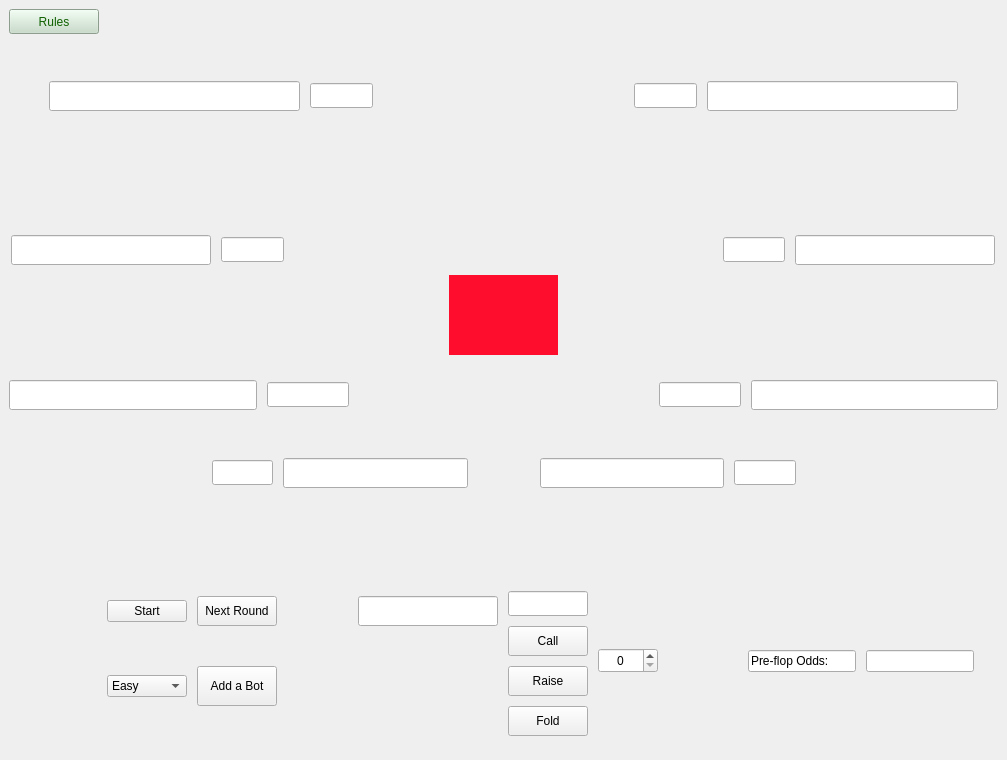
Cenzito/Poker, file Poker/Visuals/Gamewindow/gamewindow.ui: the form before one commit.
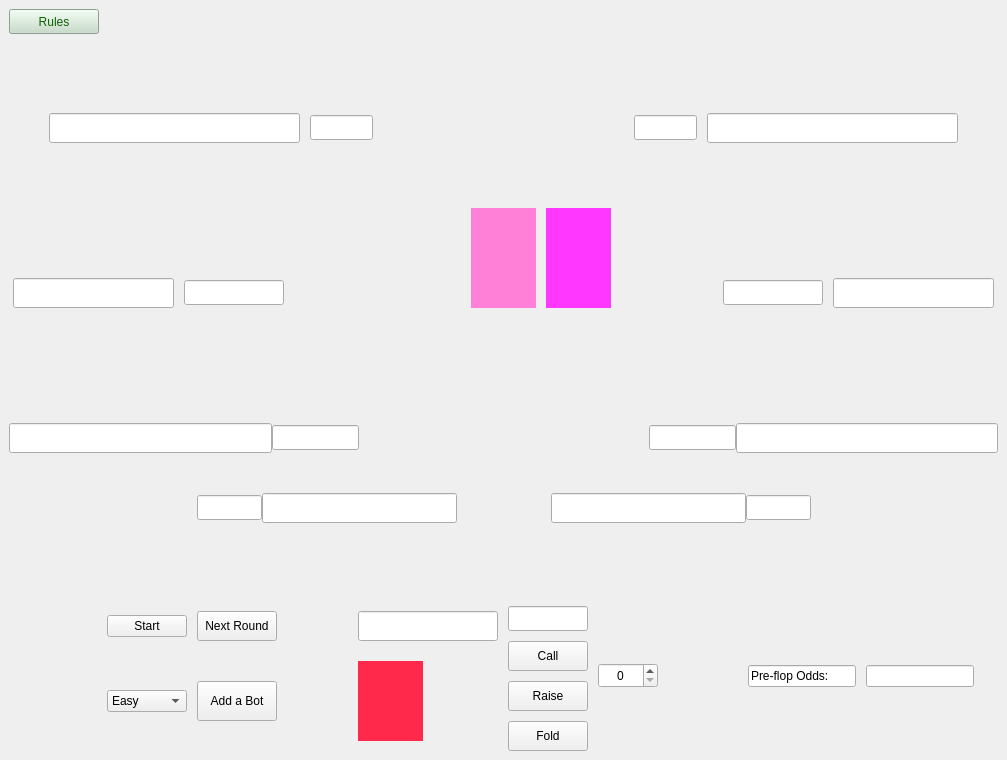
The form after the commit. Icons and pictures are not drawn.

Commit message:
Revert "Merge pull request #114 from Cenzito/MAIN_UI_BRANCH"
This reverts commit f85fb6c783b58133eff100b880865277ed42187e, reversing
changes made to 251d61992229659a79f62deb7816a3bcff87436c.

The edit to the form file:
```diff
--- a/Poker/Visuals/Gamewindow/gamewindow.ui
+++ b/Poker/Visuals/Gamewindow/gamewindow.ui
@@ -58,7 +58,7 @@
    <property name="styleSheet">
     <string notr="true"/>
    </property>
-   <layout class="QVBoxLayout" name="verticalLayout_2" stretch="5,3,5,4,2,1,2,1,2,10,2,2">
+   <layout class="QVBoxLayout" name="verticalLayout_2" stretch="2,1,2,0,0,0,0,1,0">
     <property name="spacing">
      <number>10</number>
     </property>
@@ -455,7 +455,7 @@
            <widget class="QLineEdit" name="line_player8">
             <property name="minimumSize">
              <size>
-              <width>200</width>
+              <width>110</width>
               <height>30</height>
              </size>
             </property>
@@ -551,8 +551,7 @@
            </size>
           </property>
           <property name="styleSheet">
-           <string notr="true">
-</string>
+           <string notr="true">background-color: rgb(255, 128, 214);</string>
           </property>
           <property name="text">
            <string/>
@@ -574,7 +573,7 @@
            </size>
           </property>
           <property name="styleSheet">
-           <string notr="true"/>
+           <string notr="true">background-color: rgb(255, 55, 255);</string>
           </property>
           <property name="text">
            <string/>
@@ -709,7 +708,7 @@
            <widget class="QLineEdit" name="line_player3">
             <property name="minimumSize">
              <size>
-              <width>200</width>
+              <width>110</width>
               <height>30</height>
              </size>
             </property>
@@ -769,15 +768,8 @@
           <height>80</height>
          </size>
         </property>
-        <property name="maximumSize">
-         <size>
-          <width>120</width>
-          <height>16777215</height>
-         </size>
-        </property>
         <property name="styleSheet">
-         <string notr="true">background: None;
-background-color: rgb(255, 13, 44);</string>
+         <string notr="true">background: None;</string>
         </property>
         <property name="text">
          <string/>
@@ -803,360 +795,14 @@
      </layout>
     </item>
     <item>
-     <layout class="QHBoxLayout" name="horizontalLayout_18">
-      <item>
-       <layout class="QHBoxLayout" name="horizontalLayout_17" stretch="0,0">
-        <item>
-         <layout class="QHBoxLayout" name="horizontalLayout_5" stretch="6,2,0,0,0">
-          <property name="leftMargin">
-           <number>0</number>
-          </property>
-          <item>
-           <widget class="QLineEdit" name="line_player7">
-            <property name="minimumSize">
-             <size>
-              <width>110</width>
-              <height>30</height>
-             </size>
-            </property>
-            <property name="maximumSize">
-             <size>
-              <width>300</width>
-              <height>30</height>
-             </size>
-            </property>
-            <property name="alignment">
-             <set>Qt::AlignCenter</set>
-            </property>
-            <property name="readOnly">
-             <bool>true</bool>
-            </property>
-           </widget>
-          </item>
-          <item>
-           <widget class="QLineEdit" name="line_bet7">
-            <property name="minimumSize">
-             <size>
-              <width>50</width>
-              <height>25</height>
-             </size>
-            </property>
-            <property name="maximumSize">
-             <size>
-              <width>100</width>
-              <height>25</height>
-             </size>
-            </property>
-            <property name="alignment">
-             <set>Qt::AlignCenter</set>
-            </property>
-            <property name="readOnly">
-             <bool>true</bool>
-            </property>
-           </widget>
-          </item>
-          <item>
-           <widget class="QLabel" name="label_player7_card1">
-            <property name="minimumSize">
-             <size>
-              <width>45</width>
-              <height>60</height>
-             </size>
-            </property>
-            <property name="maximumSize">
-             <size>
-              <width>45</width>
-              <height>16777215</height>
-             </size>
-            </property>
-            <property name="styleSheet">
-             <string notr="true">image: url(:/images/cards/back_card.png);</string>
-            </property>
-            <property name="text">
-             <string/>
-            </property>
-           </widget>
-          </item>
-          <item>
-           <widget class="QLabel" name="label_player7_card2">
-            <property name="minimumSize">
-             <size>
-              <width>45</width>
-              <height>60</height>
-             </size>
-            </property>
-            <property name="maximumSize">
-             <size>
-              <width>45</width>
-              <height>16777215</height>
-             </size>
-            </property>
-            <property name="styleSheet">
-             <string notr="true">image: url(:/images/cards/back_card.png);</string>
-            </property>
-            <property name="text">
-             <string/>
-            </property>
-           </widget>
-          </item>
-          <item>
-           <spacer name="horizontalSpacer_4">
-            <property name="orientation">
-             <enum>Qt::Horizontal</enum>
-            </property>
-            <property name="sizeHint" stdset="0">
-             <size>
-              <width>40</width>
-              <height>20</height>
-             </size>
-            </property>
-           </spacer>
-          </item>
-         </layout>
-        </item>
-        <item>
-         <layout class="QHBoxLayout" name="horizontalLayout_6" stretch="0,0,0,2,6">
-          <item>
-           <spacer name="horizontalSpacer_5">
-            <property name="orientation">
-             <enum>Qt::Horizontal</enum>
-            </property>
-            <property name="sizeHint" stdset="0">
-             <size>
-              <width>40</width>
-              <height>20</height>
-             </size>
-            </property>
-           </spacer>
-          </item>
-          <item>
-           <widget class="QLabel" name="label_player4_card1">
-            <property name="minimumSize">
-             <size>
-              <width>45</width>
-              <height>60</height>
-             </size>
-            </property>
-            <property name="maximumSize">
-             <size>
-              <width>45</width>
-              <height>16777215</height>
-             </size>
-            </property>
-            <property name="styleSheet">
-             <string notr="true">image: url(:/images/cards/back_card.png);</string>
-            </property>
-            <property name="text">
-             <string/>
-            </property>
-           </widget>
-          </item>
-          <item>
-           <widget class="QLabel" name="label_player4_card2">
-            <property name="minimumSize">
-             <size>
-              <width>45</width>
-              <height>60</height>
-             </size>
-            </property>
-            <property name="maximumSize">
-             <size>
-              <width>45</width>
-              <height>16777215</height>
-             </size>
-            </property>
-            <property name="styleSheet">
-             <string notr="true">image: url(:/images/cards/back_card.png);</string>
-            </property>
-            <property name="text">
-             <string/>
-            </property>
-           </widget>
-          </item>
-          <item>
-           <widget class="QLineEdit" name="line_bet4">
-            <property name="minimumSize">
-             <size>
-              <width>50</width>
-              <height>25</height>
-             </size>
-            </property>
-            <property name="maximumSize">
-             <size>
-              <width>100</width>
-              <height>25</height>
-             </size>
-            </property>
-            <property name="alignment">
-             <set>Qt::AlignCenter</set>
-            </property>
-            <property name="readOnly">
-             <bool>true</bool>
-            </property>
-           </widget>
-          </item>
-          <item>
-           <widget class="QLineEdit" name="line_player4">
-            <property name="minimumSize">
-             <size>
-              <width>110</width>
-              <height>30</height>
-             </size>
-            </property>
-            <property name="maximumSize">
-             <size>
-              <width>300</width>
-              <height>30</height>
-             </size>
-            </property>
-            <property name="alignment">
-             <set>Qt::AlignCenter</set>
-            </property>
-            <property name="readOnly">
-             <bool>true</bool>
-            </property>
-           </widget>
-          </item>
-         </layout>
-        </item>
-       </layout>
-      </item>
-     </layout>
-    </item>
-    <item>
-     <spacer name="verticalSpacer_4">
-      <property name="orientation">
-       <enum>Qt::Vertical</enum>
+     <layout class="QGridLayout" name="gridLayout_2" rowstretch="0,0" columnstretch="0,0,0,0">
+      <property name="horizontalSpacing">
+       <number>30</number>
       </property>
-      <property name="sizeHint" stdset="0">
-       <size>
-        <width>20</width>
-        <height>40</height>
-       </size>
+      <property name="verticalSpacing">
+       <number>10</number>
       </property>
-     </spacer>
-    </item>
-    <item>
-     <layout class="QHBoxLayout" name="horizontalLayout_19">
-      <item>
-       <layout class="QHBoxLayout" name="horizontalLayout_7" stretch="3,0,0,2,6,1">
-        <item>
-         <spacer name="horizontalSpacer_8">
-          <property name="orientation">
-           <enum>Qt::Horizontal</enum>
-          </property>
-          <property name="sizeHint" stdset="0">
-           <size>
-            <width>40</width>
-            <height>20</height>
-           </size>
-          </property>
-         </spacer>
-        </item>
-        <item>
-         <widget class="QLabel" name="label_player6_card2">
-          <property name="minimumSize">
-           <size>
-            <width>45</width>
-            <height>60</height>
-           </size>
-          </property>
-          <property name="maximumSize">
-           <size>
-            <width>45</width>
-            <height>16777215</height>
-           </size>
-          </property>
-          <property name="styleSheet">
-           <string notr="true">image: url(:/images/cards/back_card.png);</string>
-          </property>
-          <property name="text">
-           <string/>
-          </property>
-         </widget>
-        </item>
-        <item>
-         <widget class="QLabel" name="label_player6_card1">
-          <property name="minimumSize">
-           <size>
-            <width>45</width>
-            <height>60</height>
-           </size>
-          </property>
-          <property name="maximumSize">
-           <size>
-            <width>45</width>
-            <height>16777215</height>
-           </size>
-          </property>
-          <property name="styleSheet">
-           <string notr="true">image: url(:/images/cards/back_card.png);</string>
-          </property>
-          <property name="text">
-           <string/>
-          </property>
-         </widget>
-        </item>
-        <item>
-         <widget class="QLineEdit" name="line_bet6">
-          <property name="minimumSize">
-           <size>
-            <width>50</width>
-            <height>25</height>
-           </size>
-          </property>
-          <property name="maximumSize">
-           <size>
-            <width>100</width>
-            <height>25</height>
-           </size>
-          </property>
-          <property name="alignment">
-           <set>Qt::AlignCenter</set>
-          </property>
-          <property name="readOnly">
-           <bool>true</bool>
-          </property>
-         </widget>
-        </item>
-        <item>
-         <widget class="QLineEdit" name="line_player6">
-          <property name="minimumSize">
-           <size>
-            <width>110</width>
-            <height>30</height>
-           </size>
-          </property>
-          <property name="maximumSize">
-           <size>
-            <width>300</width>
-            <height>30</height>
-           </size>
-          </property>
-          <property name="alignment">
-           <set>Qt::AlignCenter</set>
-          </property>
-          <property name="readOnly">
-           <bool>true</bool>
-          </property>
-         </widget>
-        </item>
-        <item>
-         <spacer name="horizontalSpacer_6">
-          <property name="orientation">
-           <enum>Qt::Horizontal</enum>
-          </property>
-          <property name="sizeHint" stdset="0">
-           <size>
-            <width>40</width>
-            <height>20</height>
-           </size>
-          </property>
-         </spacer>
-        </item>
-       </layout>
-      </item>
-      <item>
+      <item row="1" column="3">
        <layout class="QHBoxLayout" name="horizontalLayout_9" stretch="1,6,2,0,0,3">
         <item>
          <spacer name="horizontalSpacer_7">
@@ -1274,6 +920,337 @@
         </item>
        </layout>
       </item>
+      <item row="1" column="1">
+       <layout class="QHBoxLayout" name="horizontalLayout_7" stretch="3,0,0,2,6,1">
+        <item>
+         <spacer name="horizontalSpacer_8">
+          <property name="orientation">
+           <enum>Qt::Horizontal</enum>
+          </property>
+          <property name="sizeHint" stdset="0">
+           <size>
+            <width>40</width>
+            <height>20</height>
+           </size>
+          </property>
+         </spacer>
+        </item>
+        <item>
+         <widget class="QLabel" name="label_player6_card2">
+          <property name="minimumSize">
+           <size>
+            <width>45</width>
+            <height>60</height>
+           </size>
+          </property>
+          <property name="maximumSize">
+           <size>
+            <width>45</width>
+            <height>16777215</height>
+           </size>
+          </property>
+          <property name="styleSheet">
+           <string notr="true">image: url(:/images/cards/back_card.png);</string>
+          </property>
+          <property name="text">
+           <string/>
+          </property>
+         </widget>
+        </item>
+        <item>
+         <widget class="QLabel" name="label_player6_card1">
+          <property name="minimumSize">
+           <size>
+            <width>45</width>
+            <height>60</height>
+           </size>
+          </property>
+          <property name="maximumSize">
+           <size>
+            <width>45</width>
+            <height>16777215</height>
+           </size>
+          </property>
+          <property name="styleSheet">
+           <string notr="true">image: url(:/images/cards/back_card.png);</string>
+          </property>
+          <property name="text">
+           <string/>
+          </property>
+         </widget>
+        </item>
+        <item>
+         <widget class="QLineEdit" name="line_bet6">
+          <property name="minimumSize">
+           <size>
+            <width>50</width>
+            <height>25</height>
+           </size>
+          </property>
+          <property name="maximumSize">
+           <size>
+            <width>100</width>
+            <height>25</height>
+           </size>
+          </property>
+          <property name="alignment">
+           <set>Qt::AlignCenter</set>
+          </property>
+          <property name="readOnly">
+           <bool>true</bool>
+          </property>
+         </widget>
+        </item>
+        <item>
+         <widget class="QLineEdit" name="line_player6">
+          <property name="minimumSize">
+           <size>
+            <width>110</width>
+            <height>30</height>
+           </size>
+          </property>
+          <property name="maximumSize">
+           <size>
+            <width>300</width>
+            <height>30</height>
+           </size>
+          </property>
+          <property name="alignment">
+           <set>Qt::AlignCenter</set>
+          </property>
+          <property name="readOnly">
+           <bool>true</bool>
+          </property>
+         </widget>
+        </item>
+        <item>
+         <spacer name="horizontalSpacer_6">
+          <property name="orientation">
+           <enum>Qt::Horizontal</enum>
+          </property>
+          <property name="sizeHint" stdset="0">
+           <size>
+            <width>40</width>
+            <height>20</height>
+           </size>
+          </property>
+         </spacer>
+        </item>
+       </layout>
+      </item>
+      <item row="0" column="3">
+       <layout class="QHBoxLayout" name="horizontalLayout_6" stretch="0,0,0,2,6">
+        <item>
+         <spacer name="horizontalSpacer_5">
+          <property name="orientation">
+           <enum>Qt::Horizontal</enum>
+          </property>
+          <property name="sizeHint" stdset="0">
+           <size>
+            <width>40</width>
+            <height>20</height>
+           </size>
+          </property>
+         </spacer>
+        </item>
+        <item>
+         <widget class="QLabel" name="label_player4_card1">
+          <property name="minimumSize">
+           <size>
+            <width>45</width>
+            <height>60</height>
+           </size>
+          </property>
+          <property name="maximumSize">
+           <size>
+            <width>45</width>
+            <height>16777215</height>
+           </size>
+          </property>
+          <property name="styleSheet">
+           <string notr="true">image: url(:/images/cards/back_card.png);</string>
+          </property>
+          <property name="text">
+           <string/>
+          </property>
+         </widget>
+        </item>
+        <item>
+         <widget class="QLabel" name="label_player4_card2">
+          <property name="minimumSize">
+           <size>
+            <width>45</width>
+            <height>60</height>
+           </size>
+          </property>
+          <property name="maximumSize">
+           <size>
+            <width>45</width>
+            <height>16777215</height>
+           </size>
+          </property>
+          <property name="styleSheet">
+           <string notr="true">image: url(:/images/cards/back_card.png);</string>
+          </property>
+          <property name="text">
+           <string/>
+          </property>
+         </widget>
+        </item>
+        <item>
+         <widget class="QLineEdit" name="line_bet4">
+          <property name="minimumSize">
+           <size>
+            <width>50</width>
+            <height>25</height>
+           </size>
+          </property>
+          <property name="maximumSize">
+           <size>
+            <width>100</width>
+            <height>25</height>
+           </size>
+          </property>
+          <property name="alignment">
+           <set>Qt::AlignCenter</set>
+          </property>
+          <property name="readOnly">
+           <bool>true</bool>
+          </property>
+         </widget>
+        </item>
+        <item>
+         <widget class="QLineEdit" name="line_player4">
+          <property name="minimumSize">
+           <size>
+            <width>110</width>
+            <height>30</height>
+           </size>
+          </property>
+          <property name="maximumSize">
+           <size>
+            <width>300</width>
+            <height>30</height>
+           </size>
+          </property>
+          <property name="alignment">
+           <set>Qt::AlignCenter</set>
+          </property>
+          <property name="readOnly">
+           <bool>true</bool>
+          </property>
+         </widget>
+        </item>
+       </layout>
+      </item>
+      <item row="0" column="1">
+       <layout class="QHBoxLayout" name="horizontalLayout_5" stretch="6,2,0,0,0">
+        <property name="leftMargin">
+         <number>0</number>
+        </property>
+        <item>
+         <widget class="QLineEdit" name="line_player7">
+          <property name="minimumSize">
+           <size>
+            <width>110</width>
+            <height>30</height>
+           </size>
+          </property>
+          <property name="maximumSize">
+           <size>
+            <width>300</width>
+            <height>30</height>
+           </size>
+          </property>
+          <property name="alignment">
+           <set>Qt::AlignCenter</set>
+          </property>
+          <property name="readOnly">
+           <bool>true</bool>
+          </property>
+         </widget>
+        </item>
+        <item>
+         <widget class="QLineEdit" name="line_bet7">
+          <property name="minimumSize">
+           <size>
+            <width>50</width>
+            <height>25</height>
+           </size>
+          </property>
+          <property name="maximumSize">
+           <size>
+            <width>100</width>
+            <height>25</height>
+           </size>
+          </property>
+          <property name="alignment">
+           <set>Qt::AlignCenter</set>
+          </property>
+          <property name="readOnly">
+           <bool>true</bool>
+          </property>
+         </widget>
+        </item>
+        <item>
+         <widget class="QLabel" name="label_player7_card1">
+          <property name="minimumSize">
+           <size>
+            <width>45</width>
+            <height>60</height>
+           </size>
+          </property>
+          <property name="maximumSize">
+           <size>
+            <width>45</width>
+            <height>16777215</height>
+           </size>
+          </property>
+          <property name="styleSheet">
+           <string notr="true">image: url(:/images/cards/back_card.png);</string>
+          </property>
+          <property name="text">
+           <string/>
+          </property>
+         </widget>
+        </item>
+        <item>
+         <widget class="QLabel" name="label_player7_card2">
+          <property name="minimumSize">
+           <size>
+            <width>45</width>
+            <height>60</height>
+           </size>
+          </property>
+          <property name="maximumSize">
+           <size>
+            <width>45</width>
+            <height>16777215</height>
+           </size>
+          </property>
+          <property name="styleSheet">
+           <string notr="true">image: url(:/images/cards/back_card.png);</string>
+          </property>
+          <property name="text">
+           <string/>
+          </property>
+         </widget>
+        </item>
+        <item>
+         <spacer name="horizontalSpacer_4">
+          <property name="orientation">
+           <enum>Qt::Horizontal</enum>
+          </property>
+          <property name="sizeHint" stdset="0">
+           <size>
+            <width>40</width>
+            <height>20</height>
+           </size>
+          </property>
+         </spacer>
+        </item>
+       </layout>
+      </item>
      </layout>
     </item>
     <item>
@@ -1352,7 +1329,7 @@
              </size>
             </property>
             <property name="styleSheet">
-             <string notr="true"/>
+             <string notr="true">background-color: rgb(255, 41, 76);</string>
             </property>
             <property name="text">
              <string/>
@@ -1623,19 +1600,6 @@
       </item>
      </layout>
     </item>
-    <item>
-     <spacer name="verticalSpacer_5">
-      <property name="orientation">
-       <enum>Qt::Vertical</enum>
-      </property>
-      <property name="sizeHint" stdset="0">
-       <size>
-        <width>20</width>
-        <height>40</height>
-       </size>
-      </property>
-     </spacer>
-    </item>
    </layout>
   </widget>
  </widget>
```
Left out of the diff: 2 changed lines with no effect on the pictures. The commit also changes 1 other file.
